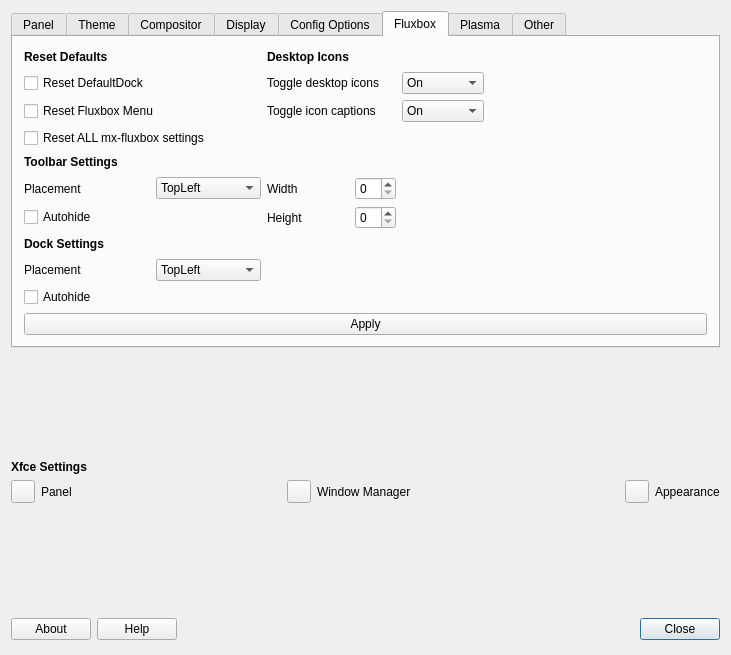
MX-Linux/mx-tweak, file defaultlook.ui: the form before one commit.
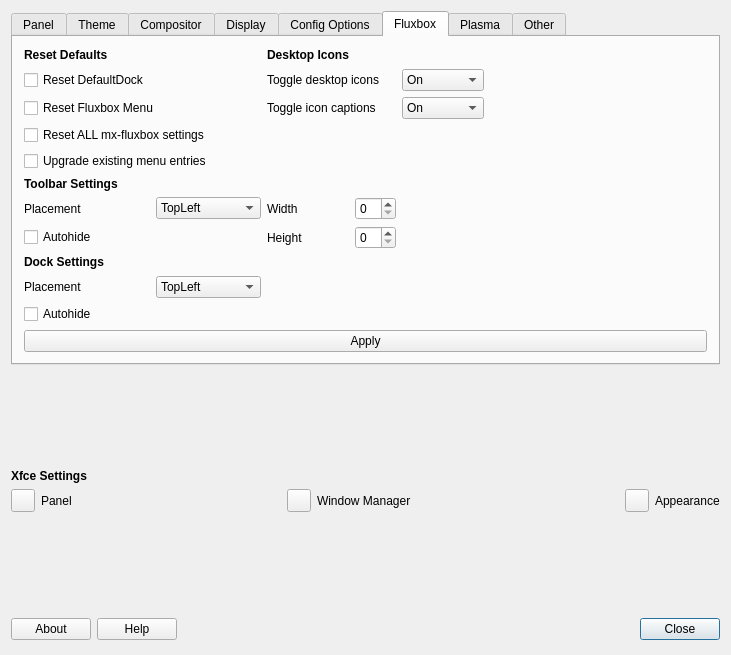
The form after the commit. The open tabs and pages were chosen to show the change. Icons and pictures are not drawn.

Commit message: add migrate-menu entry

The edit to the form file:
```diff
--- a/defaultlook.ui
+++ b/defaultlook.ui
@@ -1085,21 +1085,31 @@
              </property>
             </widget>
            </item>
-           <item row="4" column="0">
+           <item row="4" column="0" colspan="3">
+            <widget class="QCheckBox" name="checkBoxMenuMigrate">
+             <property name="toolTip">
+              <string>&lt;html&gt;&lt;head/&gt;&lt;body&gt;&lt;p&gt;Add new default menu items, if any, to existing fluxbox menu.&lt;/p&gt;&lt;/body&gt;&lt;/html&gt;</string>
+             </property>
+             <property name="text">
+              <string>Upgrade existing menu entries</string>
+             </property>
+            </widget>
+           </item>
+           <item row="5" column="0">
             <widget class="QLabel" name="label_15">
              <property name="text">
               <string>&lt;html&gt;&lt;head/&gt;&lt;body&gt;&lt;p&gt;&lt;span style=&quot; font-weight:600;&quot;&gt;Toolbar Settings&lt;/span&gt;&lt;/p&gt;&lt;/body&gt;&lt;/html&gt;</string>
              </property>
             </widget>
            </item>
-           <item row="5" column="0">
+           <item row="6" column="0">
             <widget class="QLabel" name="label_16">
              <property name="text">
               <string>Placement</string>
              </property>
             </widget>
            </item>
-           <item row="5" column="1">
+           <item row="6" column="1">
             <widget class="QComboBox" name="combofluxtoolbarlocatoin">
              <property name="currentText">
               <string notr="true">TopLeft</string>
@@ -1166,48 +1176,48 @@
              </item>
             </widget>
            </item>
-           <item row="5" column="2">
+           <item row="6" column="2">
             <widget class="QLabel" name="label_17">
              <property name="text">
               <string>Width</string>
              </property>
             </widget>
            </item>
-           <item row="5" column="3">
+           <item row="6" column="3">
             <widget class="QSpinBox" name="spinBoxFluxToolbarWidth"/>
            </item>
-           <item row="6" column="0">
+           <item row="7" column="0">
             <widget class="QCheckBox" name="checkboxfluxtoolbarautohide">
              <property name="text">
               <string>Autohide</string>
              </property>
             </widget>
            </item>
-           <item row="6" column="2">
+           <item row="7" column="2">
             <widget class="QLabel" name="label_18">
              <property name="text">
               <string>Height</string>
              </property>
             </widget>
            </item>
-           <item row="6" column="3">
+           <item row="7" column="3">
             <widget class="QSpinBox" name="spinBoxFluxToolbarHeight"/>
            </item>
-           <item row="7" column="0">
+           <item row="8" column="0">
             <widget class="QLabel" name="label_19">
              <property name="text">
               <string>&lt;html&gt;&lt;head/&gt;&lt;body&gt;&lt;p&gt;&lt;span style=&quot; font-weight:600;&quot;&gt;Dock Settings&lt;/span&gt;&lt;/p&gt;&lt;/body&gt;&lt;/html&gt;</string>
              </property>
             </widget>
            </item>
-           <item row="8" column="0">
+           <item row="9" column="0">
             <widget class="QLabel" name="label_slit_location">
              <property name="text">
               <string>Placement</string>
              </property>
             </widget>
            </item>
-           <item row="8" column="1">
+           <item row="9" column="1">
             <widget class="QComboBox" name="combofluxslitlocation">
              <property name="currentText">
               <string notr="true">TopLeft</string>
@@ -1274,14 +1284,14 @@
              </item>
             </widget>
            </item>
-           <item row="9" column="0">
+           <item row="10" column="0">
             <widget class="QCheckBox" name="checkboxfluxSlitautohide">
              <property name="text">
               <string>Autohide</string>
              </property>
             </widget>
            </item>
-           <item row="10" column="0" colspan="6">
+           <item row="11" column="0" colspan="6">
             <widget class="QPushButton" name="ApplyFluxboxResets">
              <property name="text">
               <string>Apply</string>
```
Left out of the diff: 2 changed lines with no effect on the pictures. The commit also changes 2 other files.
